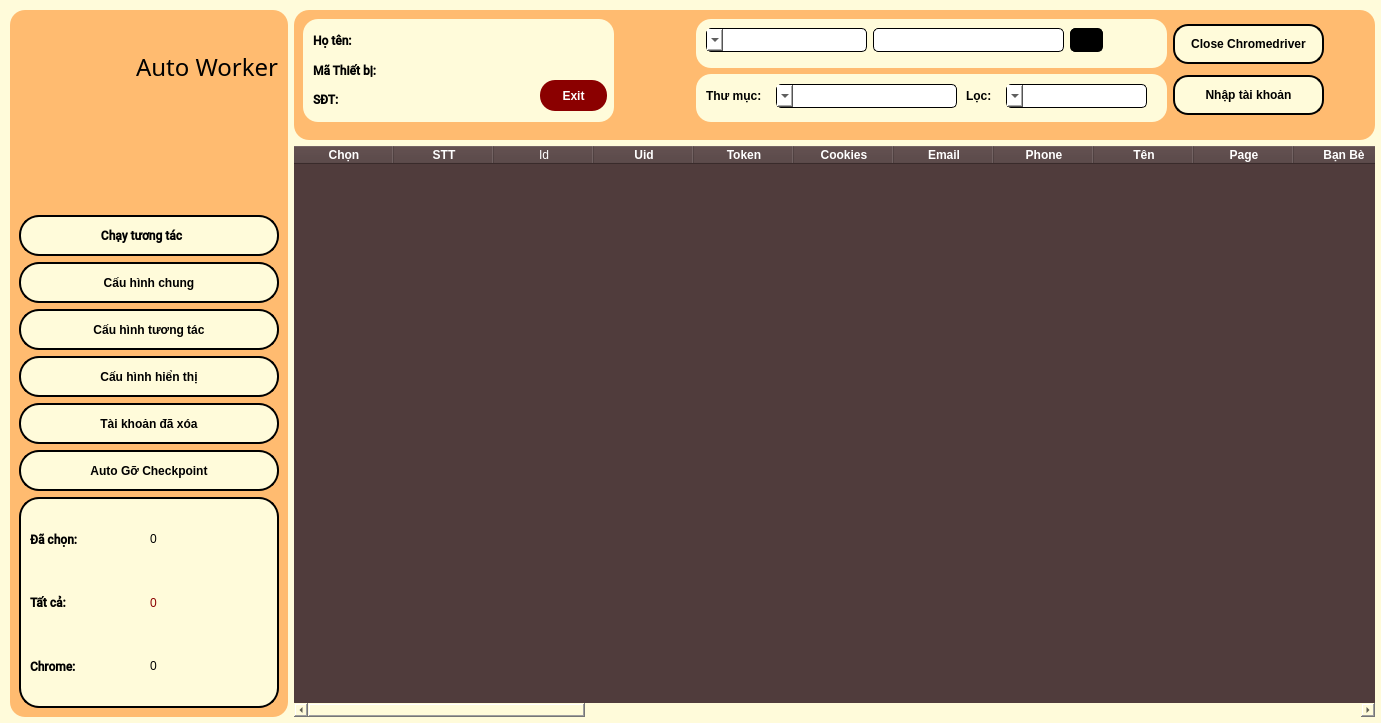
Qt form Form/mainwindow.ui (letrquan/AutoWoker) before a commit.
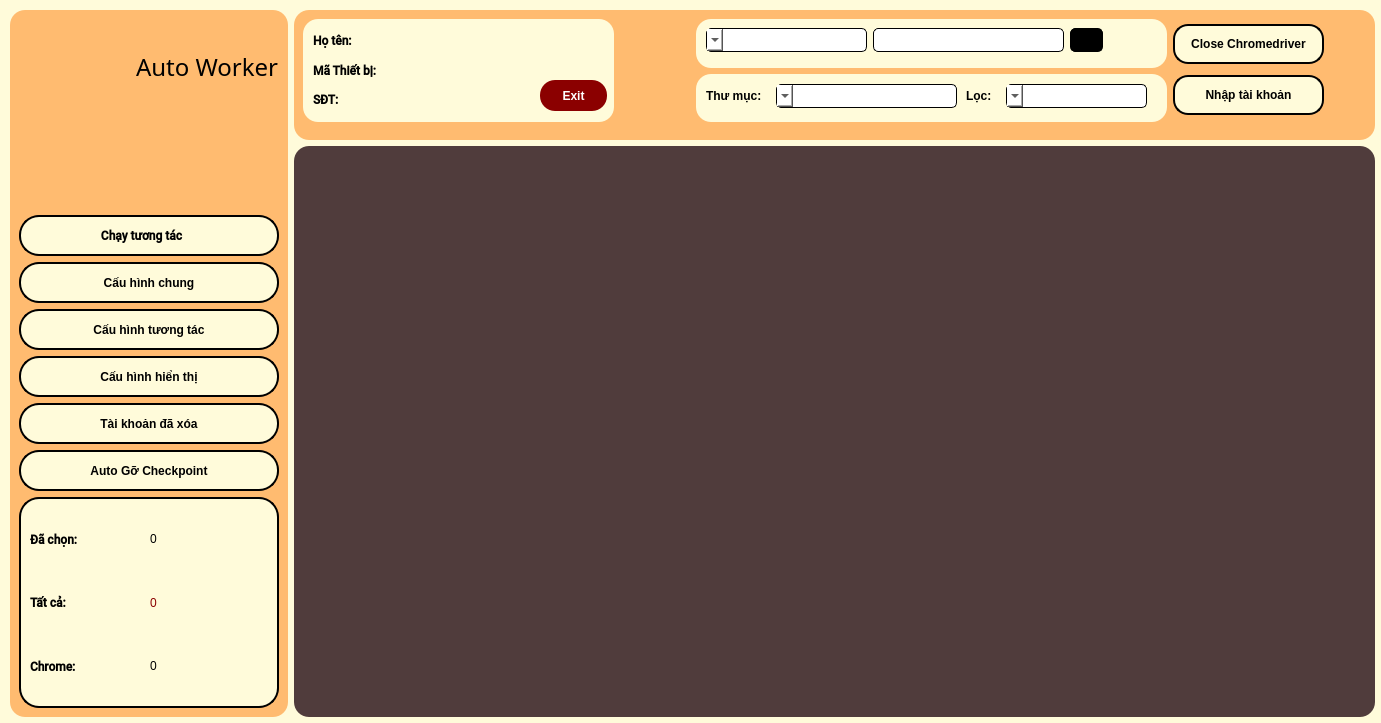
The same form after that commit. Icons and pictures are not drawn.

Commit message: fix error, change table to tableview

Diff of the .ui file:
```diff
--- a/Form/mainwindow.ui
+++ b/Form/mainwindow.ui
@@ -33,8 +33,8 @@
       <height>707</height>
      </rect>
     </property>
-    <layout class="QHBoxLayout" name="horizontalLayout_5">
-     <item>
+    <layout class="QGridLayout" name="gridLayout_3">
+     <item row="0" column="0">
       <widget class="QFrame" name="frame">
        <property name="sizePolicy">
         <sizepolicy hsizetype="Expanding" vsizetype="Expanding">
@@ -597,7 +597,7 @@
        </layout>
       </widget>
      </item>
-     <item>
+     <item row="0" column="1">
       <layout class="QVBoxLayout" name="verticalLayout_6" stretch="0,0">
        <item>
         <widget class="QFrame" name="frame_2">
@@ -1154,7 +1154,7 @@
         </widget>
        </item>
        <item>
-        <widget class="QTableWidget" name="tableWidget">
+        <widget class="QTableView" name="tableView">
          <property name="minimumSize">
           <size>
            <width>1081</width>
@@ -1169,381 +1169,6 @@
          <property name="sortingEnabled">
           <bool>true</bool>
          </property>
-         <column>
-          <property name="text">
-           <string>Chọn</string>
-          </property>
-          <property name="font">
-           <font>
-            <bold>true</bold>
-           </font>
-          </property>
-         </column>
-         <column>
-          <property name="text">
-           <string>STT</string>
-          </property>
-          <property name="font">
-           <font>
-            <bold>true</bold>
-           </font>
-          </property>
-         </column>
-         <column>
-          <property name="text">
-           <string>Id</string>
-          </property>
-         </column>
-         <column>
-          <property name="text">
-           <string>Uid</string>
-          </property>
-          <property name="font">
-           <font>
-            <bold>true</bold>
-           </font>
-          </property>
-         </column>
-         <column>
-          <property name="text">
-           <string>Token</string>
-          </property>
-          <property name="font">
-           <font>
-            <bold>true</bold>
-           </font>
-          </property>
-         </column>
-         <column>
-          <property name="text">
-           <string>Cookies</string>
-          </property>
-          <property name="font">
-           <font>
-            <bold>true</bold>
-           </font>
-          </property>
-         </column>
-         <column>
-          <property name="text">
-           <string>Email</string>
-          </property>
-          <property name="font">
-           <font>
-            <bold>true</bold>
-           </font>
-          </property>
-         </column>
-         <column>
-          <property name="text">
-           <string>Phone</string>
-          </property>
-          <property name="font">
-           <font>
-            <bold>true</bold>
-           </font>
-          </property>
-         </column>
-         <column>
-          <property name="text">
-           <string>Tên</string>
-          </property>
-          <property name="font">
-           <font>
-            <bold>true</bold>
-           </font>
-          </property>
-         </column>
-         <column>
-          <property name="text">
-           <string>Page</string>
-          </property>
-          <property name="font">
-           <font>
-            <bold>true</bold>
-           </font>
-          </property>
-         </column>
-         <column>
-          <property name="text">
-           <string>Bạn Bè</string>
-          </property>
-          <property name="font">
-           <font>
-            <bold>true</bold>
-           </font>
-          </property>
-         </column>
-         <column>
-          <property name="text">
-           <string>Nhóm</string>
-          </property>
-          <property name="font">
-           <font>
-            <bold>true</bold>
-           </font>
-          </property>
-         </column>
-         <column>
-          <property name="text">
-           <string>PagePro5</string>
-          </property>
-          <property name="font">
-           <font>
-            <bold>true</bold>
-           </font>
-          </property>
-         </column>
-         <column>
-          <property name="text">
-           <string>Ngày sinh</string>
-          </property>
-          <property name="font">
-           <font>
-            <bold>true</bold>
-           </font>
-          </property>
-         </column>
-         <column>
-          <property name="text">
-           <string>Giới tính</string>
-          </property>
-          <property name="font">
-           <font>
-            <bold>true</bold>
-           </font>
-          </property>
-         </column>
-         <column>
-          <property name="text">
-           <string>Mật khẩu</string>
-          </property>
-          <property name="font">
-           <font>
-            <bold>true</bold>
-           </font>
-          </property>
-         </column>
-         <column>
-          <property name="text">
-           <string>Mail Khôi Phục</string>
-          </property>
-          <property name="font">
-           <font>
-            <bold>true</bold>
-           </font>
-          </property>
-         </column>
-         <column>
-          <property name="text">
-           <string>Mật khẩu Mail</string>
-          </property>
-          <property name="font">
-           <font>
-            <bold>true</bold>
-           </font>
-          </property>
-         </column>
-         <column>
-          <property name="text">
-           <string>Backup</string>
-          </property>
-          <property name="font">
-           <font>
-            <bold>true</bold>
-           </font>
-          </property>
-         </column>
-         <column>
-          <property name="text">
-           <string>Mã 2FA</string>
-          </property>
-          <property name="font">
-           <font>
-            <bold>true</bold>
-           </font>
-          </property>
-         </column>
-         <column>
-          <property name="text">
-           <string>Proxy</string>
-          </property>
-          <property name="font">
-           <font>
-            <bold>true</bold>
-           </font>
-          </property>
-         </column>
-         <column>
-          <property name="text">
-           <string>Ngày tạo tài khoản</string>
-          </property>
-          <property name="font">
-           <font>
-            <bold>true</bold>
-           </font>
-          </property>
-         </column>
-         <column>
-          <property name="text">
-           <string>Avatar</string>
-          </property>
-          <property name="font">
-           <font>
-            <bold>true</bold>
-           </font>
-          </property>
-         </column>
-         <column>
-          <property name="text">
-           <string>Profile</string>
-          </property>
-          <property name="font">
-           <font>
-            <bold>true</bold>
-           </font>
-          </property>
-         </column>
-         <column>
-          <property name="text">
-           <string>Thư Mục</string>
-          </property>
-          <property name="font">
-           <font>
-            <bold>true</bold>
-           </font>
-          </property>
-         </column>
-         <column>
-          <property name="text">
-           <string>Lần Tương Tác Cuối</string>
-          </property>
-          <property name="font">
-           <font>
-            <bold>true</bold>
-           </font>
-          </property>
-         </column>
-         <column>
-          <property name="text">
-           <string>Tình Trạng</string>
-          </property>
-          <property name="font">
-           <font>
-            <bold>true</bold>
-           </font>
-          </property>
-         </column>
-         <column>
-          <property name="text">
-           <string>Ghi Chú</string>
-          </property>
-          <property name="font">
-           <font>
-            <bold>true</bold>
-           </font>
-          </property>
-         </column>
-         <column>
-          <property name="text">
-           <string>Status282</string>
-          </property>
-          <property name="font">
-           <font>
-            <bold>true</bold>
-           </font>
-          </property>
-         </column>
-         <column>
-          <property name="text">
-           <string>Location</string>
-          </property>
-          <property name="font">
-           <font>
-            <bold>true</bold>
-           </font>
-          </property>
-         </column>
-         <column>
-          <property name="text">
-           <string>Home Town</string>
-          </property>
-          <property name="font">
-           <font>
-            <bold>true</bold>
-           </font>
-          </property>
-         </column>
-         <column>
-          <property name="text">
-           <string>Current City</string>
-          </property>
-          <property name="font">
-           <font>
-            <bold>true</bold>
-           </font>
-          </property>
-         </column>
-         <column>
-          <property name="text">
-           <string>Dating</string>
-          </property>
-          <property name="font">
-           <font>
-            <bold>true</bold>
-           </font>
-          </property>
-         </column>
-         <column>
-          <property name="text">
-           <string>Ads</string>
-          </property>
-          <property name="font">
-           <font>
-            <bold>true</bold>
-           </font>
-          </property>
-         </column>
-         <column>
-          <property name="text">
-           <string>BM</string>
-          </property>
-          <property name="font">
-           <font>
-            <bold>true</bold>
-           </font>
-          </property>
-         </column>
-         <column>
-          <property name="text">
-           <string>FbBlock</string>
-          </property>
-          <property name="font">
-           <font>
-            <bold>true</bold>
-           </font>
-          </property>
-         </column>
-         <column>
-          <property name="text">
-           <string>Job</string>
-          </property>
-          <property name="font">
-           <font>
-            <bold>true</bold>
-           </font>
-          </property>
-         </column>
-         <column>
-          <property name="text">
-           <string>Trạng thái</string>
-          </property>
-          <property name="font">
-           <font>
-            <bold>true</bold>
-           </font>
-          </property>
-         </column>
         </widget>
        </item>
       </layout>
```
Left out of the diff: 17 changed lines with no effect on the pictures. The commit also changes 1028 other files.
